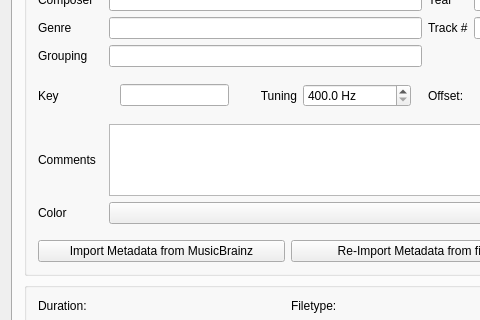
cr7pt0gr4ph7/mixxx, file src/library/dlgtrackinfo.ui: the form before one commit; both pictures show x 0 to 480 and y 188 to 508 of the 575 by 675 pixel window.
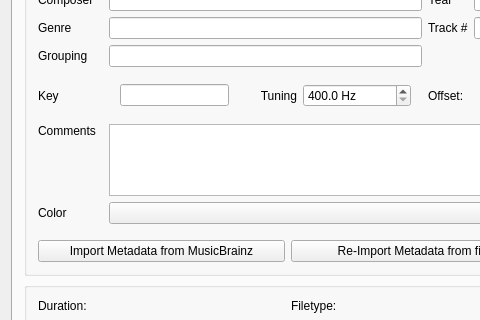
The form after the commit.

Commit message:
Fix alignment of "Comments" label in track info dialog
This makes that label have the same alignment and pixel position
(relative to its input control) as all the other labels in the dialog.

Diff of the .ui file:
```diff
--- a/src/library/dlgtrackinfo.ui
+++ b/src/library/dlgtrackinfo.ui
@@ -480,7 +480,7 @@
              <string>Comments</string>
             </property>
             <property name="alignment">
-             <set>Qt::AlignLeading|Qt::AlignLeft|Qt::AlignVCenter</set>
+             <set>Qt::AlignLeading|Qt::AlignLeft|Qt::AlignTop</set>
             </property>
            </widget>
           </item>
```
Left out of the diff: 8 changed lines with no effect on the pictures. The commit also changes 1 other file.
